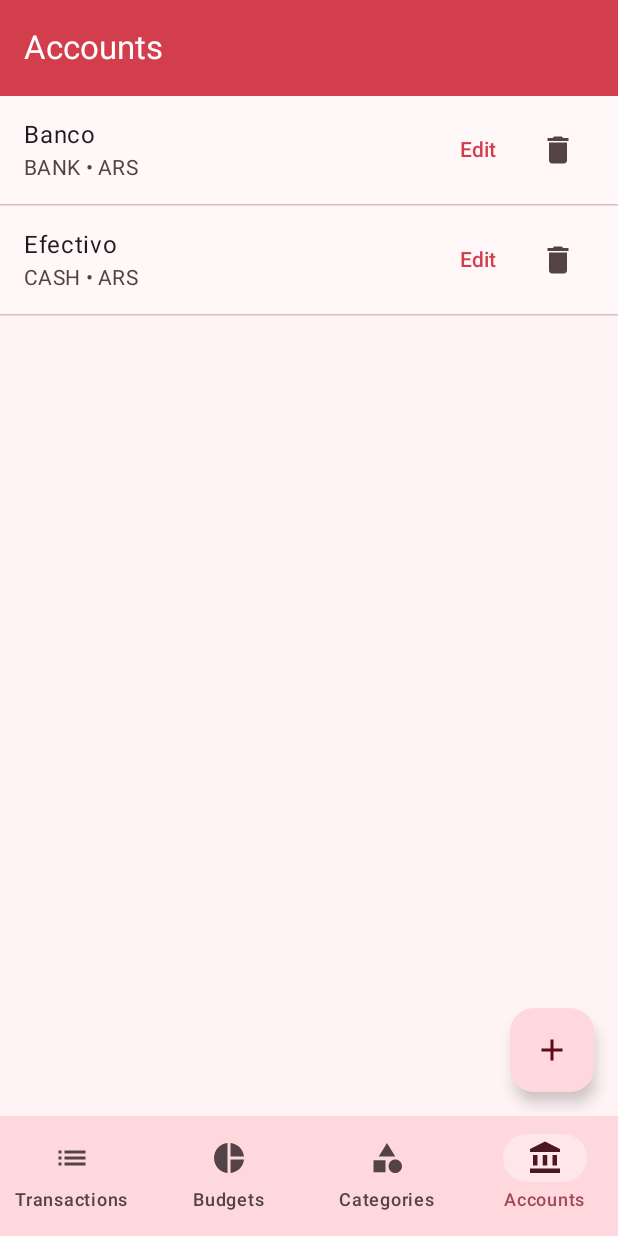
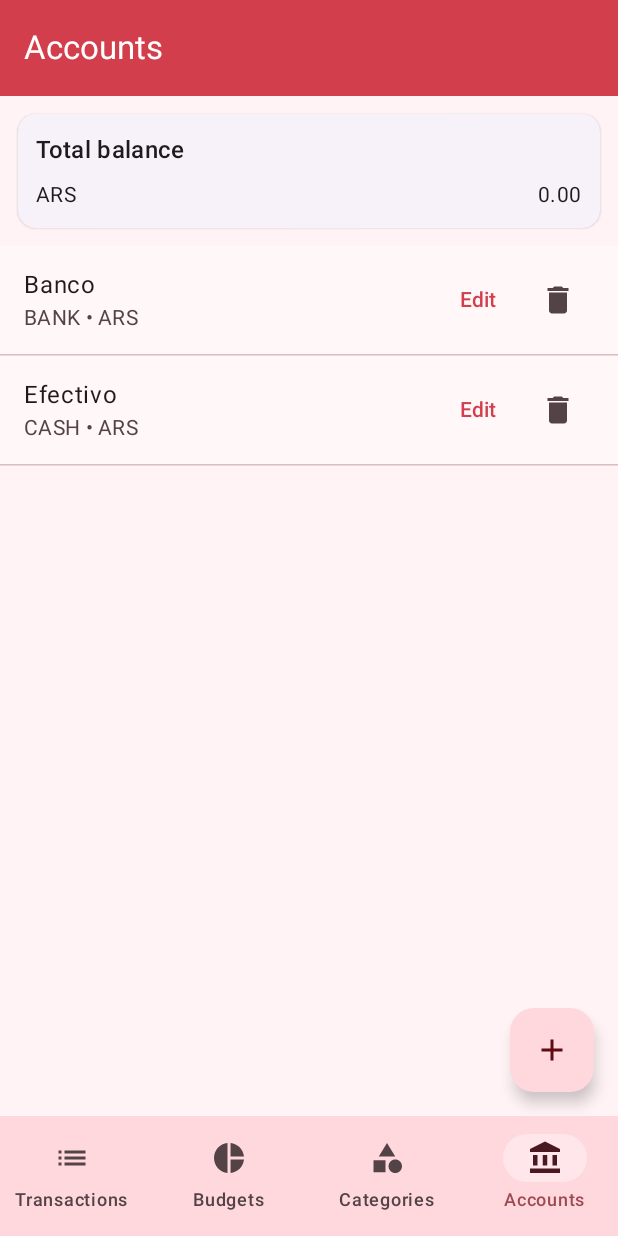
Before and after one commit to WilliHominal/ExpenseTracker, an Android app built with Jetpack Compose: the accounts screen opened through its navigation route, on a phone screen of 412 x 824 dp. Run offline under Robolectric (Android 15) with nearby library versions, the phone set to English and light mode, and no system bars; our stand-ins replace Room's generated code.

Commit message:
widget + total balance in accounts

```diff
--- a/app/build.gradle.kts
+++ b/app/build.gradle.kts
@@ -94,6 +94,10 @@ dependencies {
     // Coroutines
     implementation(libs.kotlinx.coroutines.android)
 
+    // Glance
+    implementation(libs.androidx.glance.appwidget)
+    implementation(libs.androidx.glance.material3)
+
     // Testing
     testImplementation(libs.junit4)
     androidTestImplementation(libs.androidx.test.ext.junit)
--- a/app/src/main/java/com/warh/expensetracker/MainActivity.kt
+++ b/app/src/main/java/com/warh/expensetracker/MainActivity.kt
@@ -3,10 +3,12 @@ package com.warh.expensetracker
 import android.os.Bundle
 import androidx.activity.ComponentActivity
 import androidx.activity.compose.setContent
+//import com.warh.expensetracker.widget.BalanceWidgetRefreshWorker
 
 class MainActivity : ComponentActivity() {
     override fun onCreate(savedInstanceState: Bundle?) {
         super.onCreate(savedInstanceState)
+        //BalanceWidgetRefreshWorker.enqueue(this)
 
         setContent { App() }
     }
--- /dev/null
+++ b/core/domain/src/main/java/com/warh/domain/dto/CurrencyTotalRow.kt
@@ -0,0 +1,6 @@
+package com.warh.domain.dto
+
+data class CurrencyTotalRow(
+    val currency: String,
+    val totalMinor: Long
+)
--- a/feature/accounts/src/main/java/com/warh/accounts/AccountsRoute.kt
+++ b/feature/accounts/src/main/java/com/warh/accounts/AccountsRoute.kt
@@ -16,6 +16,7 @@ import androidx.compose.material.icons.filled.Delete
 import androidx.compose.material3.Button
 import androidx.compose.material3.Card
 import androidx.compose.material3.DropdownMenuItem
+import androidx.compose.material3.ElevatedCard
 import androidx.compose.material3.ExperimentalMaterial3Api
 import androidx.compose.material3.ExposedDropdownMenuBox
 import androidx.compose.material3.FloatingActionButton
@@ -48,6 +49,8 @@ import com.warh.commons.TopBarDefault
 import com.warh.domain.models.AccountType
 import kotlinx.coroutines.launch
 import org.koin.androidx.compose.koinViewModel
+import java.math.BigDecimal
+import java.util.Currency
 
 @Composable
 fun AccountsRoute(
@@ -71,6 +74,7 @@ fun AccountsRoute(
         snackbarHost = { SnackbarHost(snackBar) }
     ) { padding ->
         Column(Modifier.padding(padding).fillMaxSize()) {
+            CurrencyTotalsCard(ui.totalsByCurrency)
 
             ui.draft?.let { d ->
                 AccountEditorCard(
@@ -204,3 +208,22 @@ private fun AccountEditorCard(
         }
     }
 }
+
+@Composable
+private fun CurrencyTotalsCard(totals: List<CurrencyTotalUi>, modifier: Modifier = Modifier) {
+    if (totals.isEmpty()) return
+    ElevatedCard(modifier.fillMaxWidth().padding(12.dp)) {
+        Column(Modifier.padding(12.dp), verticalArrangement = Arrangement.spacedBy(8.dp)) {
+            Text(stringResource(R.string.accounts_totals_title), style = MaterialTheme.typography.titleMedium)
+            totals.forEach { t ->
+                val digits = runCatching { Currency.getInstance(t.currency).defaultFractionDigits }
+                    .getOrDefault(2).coerceAtLeast(0)
+                val major = BigDecimal(t.totalMinor).movePointLeft(digits)
+                Row(Modifier.fillMaxWidth(), horizontalArrangement = Arrangement.SpaceBetween) {
+                    Text(t.currency, style = MaterialTheme.typography.bodyMedium)
+                    Text(major.toPlainString(), style = MaterialTheme.typography.bodyMedium)
+                }
+            }
+        }
+    }
+}
--- a/feature/accounts/src/main/java/com/warh/accounts/AccountsViewModel.kt
+++ b/feature/accounts/src/main/java/com/warh/accounts/AccountsViewModel.kt
@@ -21,9 +21,15 @@ import java.math.RoundingMode
 import java.util.Currency
 import java.util.Locale
 
+data class CurrencyTotalUi(
+    val currency: String,
+    val totalMinor: Long
+)
+
 data class AccountsUiState(
     val accounts: List<Account> = emptyList(),
-    val draft: AccountDraft? = null
+    val draft: AccountDraft? = null,
+    val totalsByCurrency: List<CurrencyTotalUi> = emptyList()
 )
 
 data class AccountDraft(
@@ -52,8 +58,18 @@ class AccountsViewModel(
     init { refresh() }
 
     private fun refresh() = viewModelScope.launch {
-        val accounts = io { getAccounts() }
-        _ui.update { it.copy(accounts = accounts) }
+        val accounts = getAccounts()
+        val totals = accounts
+            .groupBy { it.currency }
+            .map { (code, list) ->
+                CurrencyTotalUi(
+                    currency = code,
+                    totalMinor = list.sumOf { it.balanceMinor }
+                )
+            }
+            .sortedBy { it.currency }
+
+        _ui.update { it.copy(accounts = accounts, totalsByCurrency = totals) }
     }
 
     fun startAdd() = _ui.update { it.copy(draft = AccountDraft()) }
--- a/feature/accounts/src/main/res/values/strings.xml
+++ b/feature/accounts/src/main/res/values/strings.xml
@@ -2,6 +2,8 @@
 <resources>
     <!-- Titles -->
     <string name="accounts_title">Accounts</string>
+
+    <string name="accounts_totals_title">Total balance</string>
 
     <!-- Editor fields -->
     <string name="accounts_name_label">Account name</string>
```
Also changed, not shown: app/src/main/AndroidManifest.xml (+12 -1 lines), app/src/main/java/com/warh/expensetracker/widget/BalanceWidget.kt (added, +146 -0 lines), app/src/main/java/com/warh/expensetracker/widget/BalanceWidgetReceiver.kt (added, +24 -0 lines), app/src/main/java/com/warh/expensetracker/widget/BalanceWidgetRefreshWorker.kt (added, +50 -0 lines), app/src/main/res/values/strings.xml (+7 -0 lines), app/src/main/res/xml/balance_widget_info.xml (added, +8 -0 lines), core/data/src/main/java/com/warh/data/daos/AccountDao.kt (+8 -0 lines), gradle/libs.versions.toml (+7 -2 lines), 2 other files.
